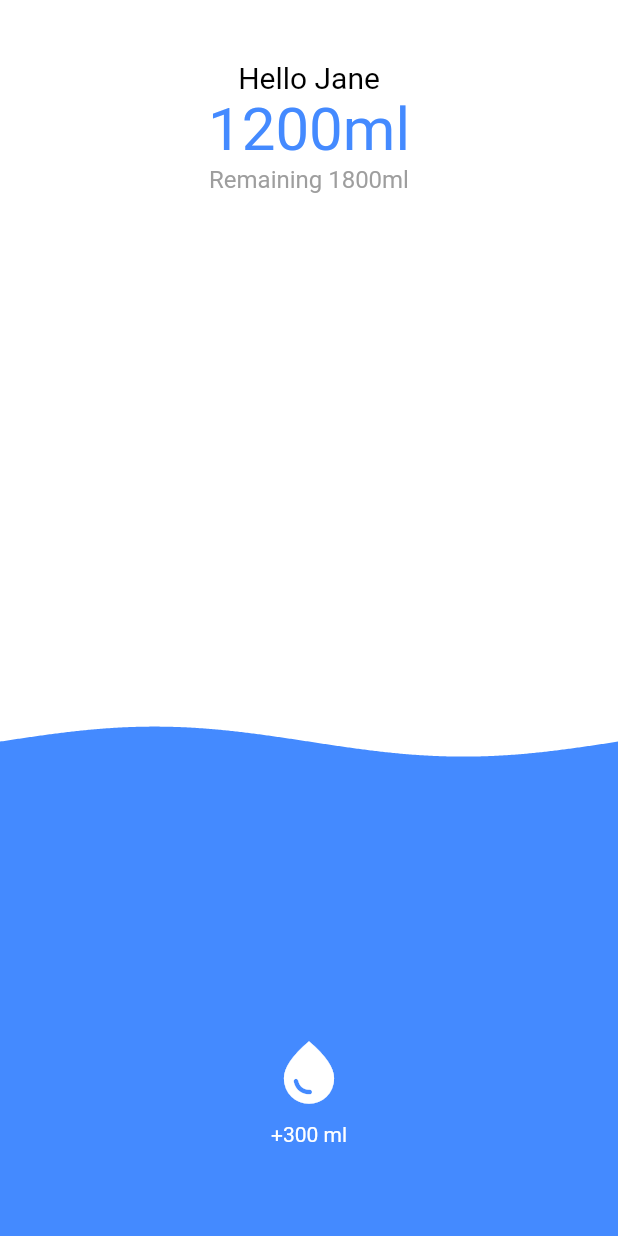
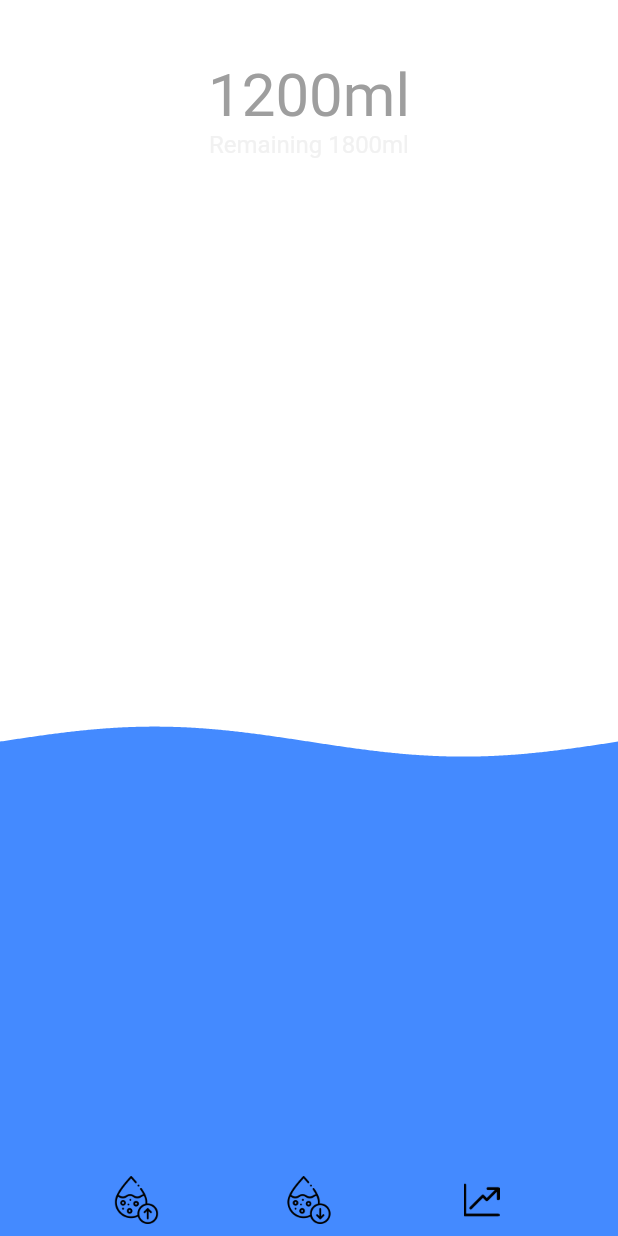
Before and after one commit to KHgamal/Eat_Wise, a Flutter app: the screen it shows after launch, on a phone screen of 412 x 824 dp. Run offline on Flutter 3.47's test engine with Material 3 defaults, Android fonts, the phone set to English and light mode, and no system bars; our stand-ins replace dio, equatable, flutter_bloc, flutter_screenutil, freezed_annotation, get_it and 5 more; accounts and stored records are empty; generated files the repository leaves out were written again.

Commit message:
increase_decrease water logic & create the water bottom bar

```diff
--- a/lib/core/common/styles/media.dart
+++ b/lib/core/common/styles/media.dart
@@ -6,7 +6,19 @@ class Assets {
   /// assets/images/Bitelog.png
   static const String assetsImagesBitelog = "assets/images/Bitelog.png";
 
+  /// Assets for assetsImagesDecreaseWater
+  /// assets/images/decrease_water.png
+  static const String assetsImagesDecreaseWater = "assets/images/decrease_water.png";
+
   /// Assets for assetsImagesFilter
   /// assets/images/filter.png
   static const String assetsImagesFilter = "assets/images/filter.png";
+
+  /// Assets for assetsImagesIncreaseWater
+  /// assets/images/increase_water.png
+  static const String assetsImagesIncreaseWater = "assets/images/increase_water.png";
+
+  /// Assets for assetsImagesLineChart
+  /// assets/images/line_chart.png
+  static const String assetsImagesLineChart = "assets/images/line_chart.png";
 }
--- /dev/null
+++ b/lib/features/water_track/presentation/provider/water_provider.dart
@@ -0,0 +1,5 @@
+import 'package:flutter/material.dart';
+
+class WaterProvider with ChangeNotifier {
+ final TextEditingController controller = TextEditingController();
+}
--- a/lib/features/water_track/presentation/views/water_track_view.dart
+++ b/lib/features/water_track/presentation/views/water_track_view.dart
@@ -1,5 +1,12 @@
-import 'dart:math';
+import 'package:eat_wise/features/water_track/presentation/widgets/water_track_texts.dart';
+import 'package:eat_wise/features/water_track/presentation/widgets/wave_painter.dart';
 import 'package:flutter/material.dart';
+import 'package:provider/provider.dart';
+
+import '../provider/water_provider.dart';
+import '../widgets/bubble_wave_painter.dart';
+import '../widgets/increase_decrease_water_dialog.dart';
+import '../widgets/water_track_bottom_bar.dart';
 
 class AnimatedWaterScreen extends StatefulWidget {
   const AnimatedWaterScreen({super.key});
@@ -17,6 +24,8 @@ class _AnimatedWaterScreenState extends State<AnimatedWaterScreen>
   late Animation<double> _fillAnimation;
 
   bool _isChanging = false;
+
+  /////?????????????????????????????????????
   double _targetAmount = 1200;
 
   @override
@@ -73,7 +82,8 @@ class _AnimatedWaterScreenState extends State<AnimatedWaterScreen>
 
   @override
   Widget build(BuildContext context) {
-    final fillPercent = _isChanging ? _fillAnimation.value : _currentAmount / _goalAmount;
+    final fillPercent =
+        _isChanging ? _fillAnimation.value : _currentAmount / _goalAmount;
     final remaining = _goalAmount - _currentAmount;
 
     return Scaffold(
@@ -99,119 +109,28 @@ class _AnimatedWaterScreenState extends State<AnimatedWaterScreen>
               builder: (_, __) {
                 return CustomPaint(
                   size: Size.infinite,
-                  painter: BubbleWavePainter(_bubbleController.value, fillPercent),
+                  painter:
+                      BubbleWavePainter(_bubbleController.value, fillPercent),
                 );
               },
             ),
-          Align(
-            alignment: Alignment.bottomCenter,
-            child: Padding(
-              padding: const EdgeInsets.only(bottom: 60),
-              child: GestureDetector(
-                onTap: () => _changeWater(300),
-                child: Column(
-                  mainAxisSize: MainAxisSize.min,
-                  children: const [
-                    Icon(Icons.water_drop, size: 50, color: Colors.white),
-                    SizedBox(height: 8),
-                    Text('+300 ml', style: TextStyle(color: Colors.white)),
-                  ],
-                ),
-              ),
-            ),
-          ),
-          Align(
-            alignment: Alignment.topCenter,
-            child: Padding(
-              padding: const EdgeInsets.only(top: 40),
-              child: Column(
-                mainAxisSize: MainAxisSize.min,
-                children: [
-                  const Text('Hello Jane', style: TextStyle(fontSize: 20, color: Colors.black)),
-                  Text('${_currentAmount.toStringAsFixed(0)}ml',
-                      style: const TextStyle(fontSize: 40, color: Colors.blueAccent)),
-                  Text('Remaining ${remaining.toStringAsFixed(0)}ml',
-                      style: const TextStyle(fontSize: 16, color: Colors.grey)),
-                ],
-              ),
-            ),
-          ),
+          WaterTrackTexts(currentAmount: _currentAmount, remaining: remaining),
+          WaterTrackBottomBar(
+            onIncrease: () => showWaterIntakeDialog(
+                context: context,
+                onPressed: ()=> _changeWater(int.parse(
+                    Provider.of<WaterProvider>(context, listen: false)
+                        .controller
+                        .text))),
+            onDecrease: () => showWaterIntakeDialog(
+                context: context,
+                onPressed: () => _changeWater(-int.parse(
+                    Provider.of<WaterProvider>(context, listen: false)
+                        .controller
+                        .text))),
+          )
         ],
       ),
     );
   }
 }
-
-class WavePainter extends CustomPainter {
-  final double animationValue;
-  final double startFillPercent;
-  final double endFillPercent;
-
-  WavePainter(this.animationValue, this.startFillPercent, this.endFillPercent);
-
-  @override
-  void paint(Canvas canvas, Size size) {
-    final paint = Paint()
-      ..color = Colors.blueAccent
-      ..style = PaintingStyle.fill;
-
-    final path = Path();
-
-    final baseHeight = size.height * (1 - _interpolateFill());
-    final waveHeight1 = 30.0; // Higher wave
-    final waveHeight2 = 20.0; // Lower wave
-    final waveSpeed = animationValue * 4 * pi;
-
-    path.moveTo(0, baseHeight);
-    for (double i = 0; i <= size.width; i++) {
-      double normalizedX = i / size.width;
-      double wave1 = sin(normalizedX * 2 * pi + waveSpeed) * waveHeight1;
-      double wave2 = sin(normalizedX * 2 * pi + waveSpeed + pi) * waveHeight2;
-      double y = baseHeight - (wave1 + wave2);
-      path.lineTo(i, y);
-    }
-    path.lineTo(size.width, size.height);
-    path.lineTo(0, size.height);
-    path.close();
-
-    canvas.drawPath(path, paint);
-  }
-
-  double _interpolateFill() {
-    return startFillPercent + (animationValue * (endFillPercent - startFillPercent));
-  }
-
-  @override
-  bool shouldRepaint(covariant WavePainter oldDelegate) =>
-      animationValue != oldDelegate.animationValue || startFillPercent != oldDelegate.startFillPercent || endFillPercent != oldDelegate.endFillPercent;
-}
-
-class BubbleWavePainter extends CustomPainter {
-  final double animationValue;
-  final double fillPercent;
-
-  BubbleWavePainter(this.animationValue, this.fillPercent);
-
-  @override
-  void paint(Canvas canvas, Size size) {
-    final paint = Paint()
-      ..color = Colors.white70
-      ..style = PaintingStyle.fill;
-
-    final yBase = size.height * (1 - fillPercent);
-    final rise = 60 * animationValue;
-
-    final bubbles = [
-      Offset(size.width * 0.4, yBase - rise),
-      Offset(size.width * 0.6, yBase - rise * 1.2),
-      Offset(size.width * 0.5, yBase - rise * 1.5),
-    ];
-
-    for (final b in bubbles) {
-      canvas.drawCircle(b, 6, paint);
-    }
-  }
-
-  @override
-  bool shouldRepaint(covariant CustomPainter oldDelegate) => true;
-}
--- /dev/null
+++ b/lib/features/water_track/presentation/widgets/water_track_bottom_bar.dart
@@ -0,0 +1,42 @@
+import 'package:flutter/material.dart';
+
+import '../../../../core/common/styles/media.dart';
+
+class WaterTrackBottomBar extends StatelessWidget {
+  const WaterTrackBottomBar({super.key,required this.onIncrease, required this.onDecrease});
+  final void Function()? onIncrease;
+ final void Function()? onDecrease;
+  @override
+  Widget build(BuildContext context) {
+    return Align(
+      alignment: Alignment.bottomCenter,
+      child: Row(
+        mainAxisAlignment: MainAxisAlignment.spaceEvenly,
+        children: [
+          IconButton(
+            icon: Image.asset(
+              Assets.assetsImagesIncreaseWater,
+            //  color: Colors.white,
+            ),
+            onPressed:  onIncrease,
+          ),
+          IconButton(
+            icon: Image.asset(
+              Assets.assetsImagesDecreaseWater,
+             // color: Colors.white,
+            ),
+            onPressed: onDecrease,
+          ),
+          IconButton(
+            icon: Image.asset(
+              Assets.assetsImagesLineChart,
+             // color: Colors.white,
+              height: 24,
+            ),
+            onPressed: () {},
+          ),
+        ],
+      ),
+    );
+  }
+}
--- /dev/null
+++ b/lib/features/water_track/presentation/widgets/water_track_texts.dart
@@ -0,0 +1,33 @@
+import 'package:flutter/material.dart';
+
+import '../../../../core/common/styles/colors_app.dart';
+
+class WaterTrackTexts extends StatelessWidget {
+  const WaterTrackTexts({
+    super.key,
+    required double currentAmount,
+    required this.remaining,
+  }) : _currentAmount = currentAmount;
+
+  final double _currentAmount;
+  final double remaining;
+
+  @override
+  Widget build(BuildContext context) {
+    return Align(
+      alignment: Alignment.topCenter,
+      child: Padding(
+        padding: const EdgeInsets.only(top: 40),
+        child: Column(
+          mainAxisSize: MainAxisSize.min,
+          children: [
+            Text('${_currentAmount.toStringAsFixed(0)}ml',
+                style: TextStyle(fontSize: 40, color: AppColors.grey)),
+            Text('Remaining ${remaining.toStringAsFixed(0)}ml',
+                style:  TextStyle(fontSize: 16, color: AppColors.msgContainer)),
+          ],
+        ),
+      ),
+    );
+  }
+}
--- a/lib/main.dart
+++ b/lib/main.dart
@@ -5,9 +5,11 @@ import 'package:flutter/material.dart';
 import 'package:flutter_bloc/flutter_bloc.dart';
 import 'package:flutter_screenutil/flutter_screenutil.dart';
 import 'package:hive_flutter/hive_flutter.dart';
+import 'package:provider/provider.dart';
 import 'core/common/styles/theme.dart';
 import 'features/meal_recipe/presentation/bloc/meal_bloc.dart';
 import 'features/splash_screen/splash_view.dart';
+import 'features/water_track/presentation/provider/water_provider.dart';
 import 'features/water_track/presentation/views/water_track_view.dart';
 import 'injection.dart' as di;
 
@@ -24,7 +26,9 @@ class MyApp extends StatelessWidget {
 
   @override
   Widget build(BuildContext context) {
-    return MultiBlocProvider(
+    return ChangeNotifierProvider(
+      create: (context) => WaterProvider(),
+      child: MultiBlocProvider(
         providers: [
           BlocProvider<MealTrackBloc>(
             create: (_) =>
@@ -43,9 +47,10 @@ class MyApp extends StatelessWidget {
                 debugShowCheckedModeBanner: false,
                 title: 'Meal Tracker',
                 theme: appTheme,
-              home: const  AnimatedWaterScreen(),
+                home: const AnimatedWaterScreen(),
               );
             }),
+      ),
     );
   }
 }
--- a/pubspec.yaml
+++ b/pubspec.yaml
@@ -44,6 +44,7 @@ dependencies:
   intl: ^0.20.2
   path_provider: ^2.1.5
   percent_indicator: ^4.2.5
+  provider: ^6.1.5
   retrofit: ^4.4.2
   table_calendar: ^3.2.0
 
```
Also changed, not shown: lib/features/water_track/presentation/widgets/bubble_wave_painter.dart (added, +38 -0 lines), lib/features/water_track/presentation/widgets/increase_decrease_water_dialog.dart (added, +91 -0 lines), lib/features/water_track/presentation/widgets/wave_painter.dart (added, +61 -0 lines), assets/images/decrease_water.png (added), assets/images/increase_water.png (added), assets/images/line_chart.png (added), pubspec.lock, 4 other files. Lines whose indentation alone changed are shown as unchanged.
